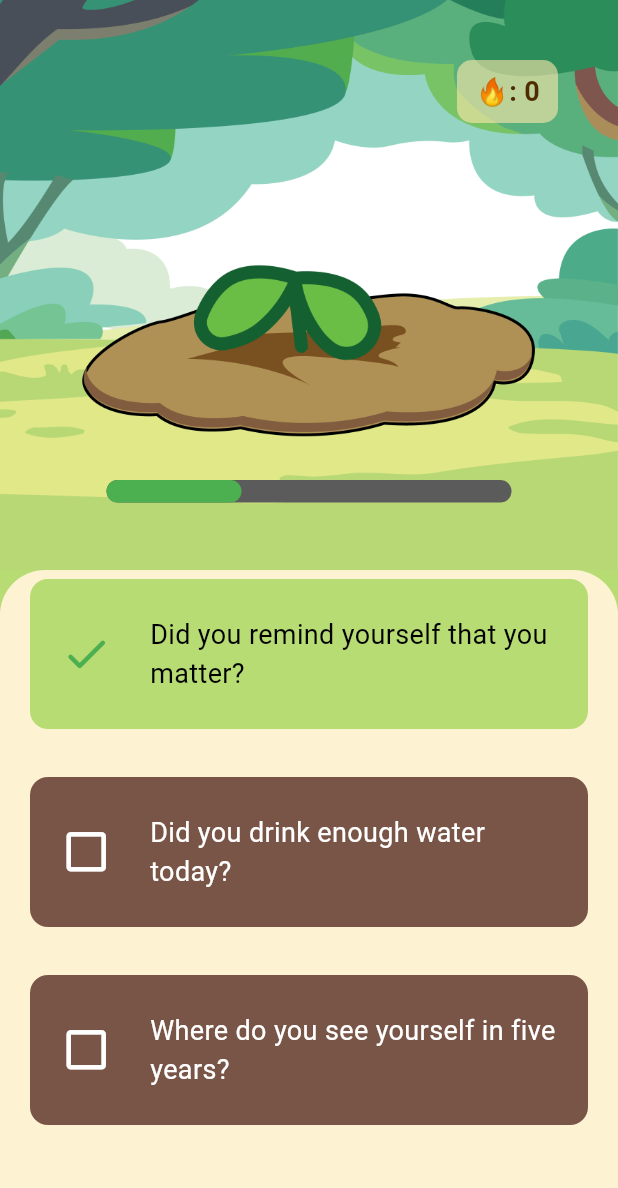
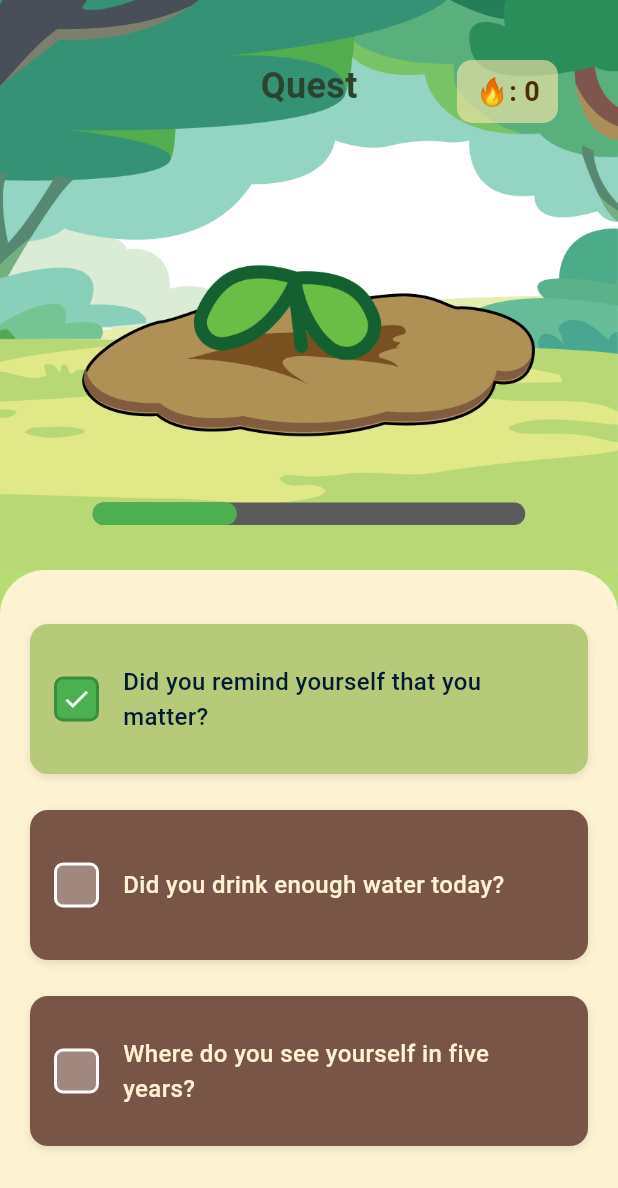
Before and after one commit to lipikakanlayarit/MobileApplication-Project-15, a Flutter app: the QuestPage screen opened directly, after a tap on "Did you remind yourself that you matter?", on a phone screen of 412 x 824 dp. Shown: the top 1188 px of the screen. Run offline on Flutter 3.47's test engine with Material 3 defaults, Android fonts, the phone set to English and light mode, and no system bars; our stand-ins replace easy_date_timeline, image_picker, shared_preferences, sqflite; accounts and stored records are empty; network calls fail.

Commit message:
quest ✅
save fire dai la jra

```diff
--- a/lib/pages/Quest_page.dart
+++ b/lib/pages/Quest_page.dart
@@ -1,193 +1,88 @@
 import 'package:flutter/material.dart';
+import 'package:shared_preferences/shared_preferences.dart';
 
-class QuestPage extends StatefulWidget {
-  const QuestPage({super.key});
+// Create a singleton instance of ChecklistManager
+class ChecklistManager {
+  // Singleton pattern
+  static final ChecklistManager _instance = ChecklistManager._internal();
 
-  @override
-  _QuestPageState createState() => _QuestPageState();
-}
-
-class _QuestPageState extends State<QuestPage> {
-  final ChecklistManager checklistManager = ChecklistManager();
-  double progress = 0.0;
-
-  @override
-  Widget build(BuildContext context) {
-    return Scaffold(
-      body: Container(
-        color: const Color.fromARGB(255, 184, 220, 116),
-        child: Column(
-          children: [
-            _buildTopSection(),
-            Expanded(child: _buildChecklistSection()),
-          ],
-        ),
-      ),
-    );
+  factory ChecklistManager() {
+    return _instance;
   }
 
-  Widget _buildTopSection() {
-    String backgroundImage = 'assets/images/QuestBackground-02-01.png';
-    if (checklistManager.stage == 3) {
-      backgroundImage = 'assets/images/QuestBackground-04-01.png';
-    } else if (checklistManager.stage == 2) {
-      backgroundImage = 'assets/images/QuestBackground-03-01.png';
-    }
-
-    return Stack(
-      children: [
-        Container(
-          width: double.infinity,
-          height: 380,
-          decoration: BoxDecoration(
-            image: DecorationImage(
-              image: AssetImage(backgroundImage),
-              fit: BoxFit.cover,
-            ),
-          ),
-        ),
-        Positioned(
-          top: 20,
-          right: 20,
-          child: Container(
-            margin: const EdgeInsets.fromLTRB(0, 20, 20, 0),
-            padding: const EdgeInsets.symmetric(horizontal: 12, vertical: 8),
-            decoration: BoxDecoration(
-              color: const Color.fromARGB(255, 255, 232, 172).withOpacity(0.6),
-              borderRadius: BorderRadius.circular(10),
-            ),
-            child: Text(
-              "🔥: ${checklistManager.loopCount}",
-              style: const TextStyle(
-                color: Color.fromARGB(255, 79, 43, 0),
-                fontSize: 18,
-                fontWeight: FontWeight.bold,
-              ),
-            ),
-          ),
-        ),
-        Align(
-          alignment: Alignment.bottomCenter,
-          child: Padding(
-            padding: const EdgeInsets.fromLTRB(20, 0, 20, 30),
-            child: _buildProgressBar(),
-          ),
-        ),
-      ],
-    );
+  ChecklistManager._internal() {
+    // Initialize with default values immediately
+    _resetChecklist();
   }
 
-  Widget _buildProgressBar() {
-    return Padding(
-      padding: const EdgeInsets.fromLTRB(20, 320, 20, 0),
-      child: Container(
-        width: 270,
-        height: 15,
-        decoration: BoxDecoration(
-          color: const Color.fromARGB(255, 91, 91, 91),
-          borderRadius: BorderRadius.circular(20),
-        ),
-        child: Stack(
-          children: [
-            AnimatedContainer(
-              duration: const Duration(milliseconds: 500),
-              curve: Curves.easeInOut,
-              width: 270 * progress,
-              height: 15,
-              decoration: BoxDecoration(
-                color: Colors.green,
-                borderRadius: BorderRadius.circular(20),
-              ),
-            ),
-          ],
-        ),
-      ),
-    );
-  }
-
-  Widget _buildChecklistSection() {
-    return Container(
-      width: double.infinity,
-      padding: const EdgeInsets.all(20),
-      decoration: const BoxDecoration(
-        color: Color.fromARGB(255, 253, 242, 210),
-        borderRadius: BorderRadius.only(
-          topLeft: Radius.circular(30),
-          topRight: Radius.circular(30),
-        ),
-      ),
-      child: ListView(
-        children: checklistManager.checklist.keys.map((title) {
-          return Transform.translate(
-            offset: const Offset(0, -30),
-            child: Padding(
-              padding: const EdgeInsets.symmetric(vertical: 8.0),
-              child: CheckboxTile(
-                title: title,
-                isChecked: checklistManager.checklist[title]!,
-
-                // Update progress when tapped
-                onTap: () {
-                  setState(() {
-                    checklistManager.toggleItem(title);
-                    progress = checklistManager.getProgress();
-
-                    // Check if all tasks are done (progress is 100%)
-                    if (progress == 1.0) {
-                      _showCongratulationsDialog(); // Show dialog when progress is 100%
-                    }
-                  });
-                },
-              ),
-            ),
-          );
-        }).toList(),
-      ),
-    );
-  }
-
-  // Show congratulatory dialog when progress is 100%
-  void _showCongratulationsDialog() {
-    showDialog(
-      context: context,
-      builder: (BuildContext context) {
-        return AlertDialog(
-          title: const Text('Congratulations!'),
-          content: const Text('You have completed this stage!'),
-          actions: [
-            TextButton(
-              onPressed: () {
-                setState(() {
-                  // Reset progress and move to next stage
-                  progress = 0.0;
-                  checklistManager.nextStage();
-                });
-                Navigator.of(context).pop(); // Close the dialog
-              },
-              child: const Text('Thank!'),
-            ),
-          ],
-        );
-      },
-    );
-  }
-}
-
-class ChecklistManager {
   int stage = 1;
   int loopCount = 0;
   Map<String, bool> checklist = {};
+  bool isInitialized = false;
 
-  ChecklistManager() {
-    _resetChecklist();
+  Future<void> initialize() async {
+    if (!isInitialized) {
+      await loadData();
+      isInitialized = true;
+    }
+  }
+
+  Future<void> loadData() async {
+    try {
+      final prefs = await SharedPreferences.getInstance();
+
+      // Load stage and loopCount with default values if not found
+      stage = prefs.getInt('quest_stage') ?? 1;
+      loopCount = prefs.getInt('quest_loop_count') ?? 0;
+
+      // Reset checklist based on loaded stage
+      _resetChecklist();
+
+      // Load individual checklist items
+      for (String key in checklist.keys) {
+        bool? savedValue = prefs.getBool('quest_item_$key');
+        checklist[key] = savedValue ?? false;
+      }
+
+      // Debug prints
+      print('Loaded checklist items: ${checklist.length}');
+      checklist.forEach((key, value) {
+        print('Item: $key = $value');
+      });
+
+    } catch (e) {
+      print('Error loading data: $e');
+      // Continue with default values
+    }
+  }
+
+  Future<void> saveData() async {
+    try {
+      final prefs = await SharedPreferences.getInstance();
+
+      // Save stage and loopCount
+      await prefs.setInt('quest_stage', stage);
+      await prefs.setInt('quest_loop_count', loopCount);
+
+      // Save all checklist items
+      for (String key in checklist.keys) {
+        await prefs.setBool('quest_item_$key', checklist[key]!);
+      }
+    } catch (e) {
+      print('Error saving data: $e');
+    }
   }
 
   void toggleItem(String title) {
-    checklist[title] = !checklist[title]!;
+    if (checklist.containsKey(title)) {
+      checklist[title] = !checklist[title]!;
+    }
   }
 
   double getProgress() {
-    return checklist.values.where((val) => val).length / checklist.length;
+    if (checklist.isEmpty) return 0.0;
+    int completed = checklist.values.where((val) => val).length;
+    return completed / checklist.length;
   }
 
   void nextStage() {
@@ -223,6 +118,295 @@ class ChecklistManager {
   }
 }
 
+class QuestPage extends StatefulWidget {
+  const QuestPage({super.key});
+
+  @override
+  _QuestPageState createState() => _QuestPageState();
+}
+
+class _QuestPageState extends State<QuestPage> with WidgetsBindingObserver {
+  final ChecklistManager checklistManager = ChecklistManager();
+  double progress = 0.0;
+  bool isLoading = true;
+
+  @override
+  void initState() {
+    super.initState();
+    WidgetsBinding.instance.addObserver(this);
+    _initializeData();
+  }
+
+  @override
+  void dispose() {
+    WidgetsBinding.instance.removeObserver(this);
+    super.dispose();
+  }
+
+  @override
+  void didChangeAppLifecycleState(AppLifecycleState state) {
+    if (state == AppLifecycleState.paused ||
+        state == AppLifecycleState.inactive ||
+        state == AppLifecycleState.detached) {
+      checklistManager.saveData();
+    } else if (state == AppLifecycleState.resumed) {
+      _refreshData();
+    }
+  }
+
+  @override
+  void didChangeDependencies() {
+    super.didChangeDependencies();
+    if (!isLoading) {
+      _refreshData();
+    }
+  }
+
+  Future<void> _refreshData() async {
+    await checklistManager.loadData();
+
+    if (mounted) {
+      setState(() {
+        progress = checklistManager.getProgress();
+      });
+    }
+  }
+
+  Future<void> _initializeData() async {
+    try {
+      await checklistManager.initialize();
+
+      if (mounted) {
+        setState(() {
+          progress = checklistManager.getProgress();
+          isLoading = false;
+        });
+      }
+
+      // Debug print to check checklist items
+      print('After initialization, checklist has ${checklistManager.checklist.length} items');
+
+    } catch (e) {
+      print('Error initializing data: $e');
+      if (mounted) {
+        setState(() {
+          isLoading = false;
+        });
+      }
+    }
+  }
+
+  @override
+  Widget build(BuildContext context) {
+    if (isLoading) {
+      return const Scaffold(
+        body: Center(child: CircularProgressIndicator()),
+      );
+    }
+
+    // Get screen size to ensure proper layout
+    final screenSize = MediaQuery.of(context).size;
+
+    return Scaffold(
+      body: Container(
+        color: const Color.fromARGB(255, 184, 220, 116),
+        height: screenSize.height,
+        width: screenSize.width,
+        child: Column(
+          children: [
+            SizedBox(
+              height: 380, // Fixed height for top section
+              child: _buildTopSection(screenSize),
+            ),
+            Expanded(
+              child: _buildChecklistSection(),
+            ),
+          ],
+        ),
+      ),
+    );
+  }
+
+  Widget _buildTopSection(Size screenSize) {
+    String backgroundImage = 'assets/images/QuestBackground-02-01.png';
+    if (checklistManager.stage == 3) {
+      backgroundImage = 'assets/images/QuestBackground-04-01.png';
+    } else if (checklistManager.stage == 2) {
+      backgroundImage = 'assets/images/QuestBackground-03-01.png';
+    }
+
+    return Stack(
+      clipBehavior: Clip.none, //Prevent overflow
+      children: [
+        Container(
+          width: screenSize.width,
+          height: 380,
+          decoration: BoxDecoration(
+            image: DecorationImage(
+              image: AssetImage(backgroundImage),
+              fit: BoxFit.cover,
+            ),
+          ),
+        ),
+        Positioned(
+        top: 40,
+        left: 0,
+        right: 0,
+        child: Center(
+          child: Text(
+            "Quest",
+            style: TextStyle(
+              fontSize: 24,
+              fontWeight: FontWeight.w700,
+              color: const Color(0xFF2A442F),
+            ),
+          ),
+        ),
+      ),
+        Positioned(
+          top: 20,
+          right: 20,
+          child: Container(
+            margin: const EdgeInsets.fromLTRB(0, 20, 20, 0),
+            padding: const EdgeInsets.symmetric(horizontal: 12, vertical: 8),
+            decoration: BoxDecoration(
+              color: const Color.fromARGB(255, 255, 232, 172).withOpacity(0.6),
+              borderRadius: BorderRadius.circular(10),
+            ),
+            child: Text(
+              "🔥: ${checklistManager.loopCount}",
+              style: const TextStyle(
+                color: Color.fromARGB(255, 79, 43, 0),
+                fontSize: 18,
+                fontWeight: FontWeight.bold,
+              ),
+            ),
+          ),
+        ),
+        Positioned(
+          bottom: 30,
+          left: 0,
+          right: 0,
+          child: _buildProgressBar(screenSize.width),
+        ),
+      ],
+    );
+  }
+
+  Widget _buildProgressBar(double screenWidth) {
+    // Calculate progress bar width based on screen width
+    final progressBarWidth = screenWidth * 0.7; // 70% of screen width
+
+    return Center(
+      child: Container(
+        width: progressBarWidth,
+        height: 15,
+        decoration: BoxDecoration(
+          color: const Color(0xFF5B5B5B),
+          borderRadius: BorderRadius.circular(20),
+        ),
+        child: Stack(
+          children: [
+            // Ensure progress is a valid number between 0 and 1
+            if (progress.isFinite && progress >= 0 && progress <= 1)
+              AnimatedContainer(
+                duration: const Duration(milliseconds: 500),
+                curve: Curves.easeInOut,
+                width: progressBarWidth * progress,
+                height: 15,
+                decoration: BoxDecoration(
+                  color: Colors.green,
+                  borderRadius: BorderRadius.circular(20),
+                ),
+              ),
+          ],
+        ),
+      ),
+    );
+  }
+
+  Widget _buildChecklistSection() {
+    // Debug print to verify checklist content
+    print('Building checklist with ${checklistManager.checklist.length} items');
+    checklistManager.checklist.forEach((key, value) {
+      print('  $key: $value');
+    });
+
+    return Container(
+      width: double.infinity,
+      padding: const EdgeInsets.fromLTRB(20, 30, 20, 20),
+      decoration: const BoxDecoration(
+        color: Color.fromARGB(255, 253, 242, 210),
+        borderRadius: BorderRadius.only(
+          topLeft: Radius.circular(30),
+          topRight: Radius.circular(30),
+        ),
+      ),
+      child: Column(
+        children: [
+          Expanded(
+            child: checklistManager.checklist.isEmpty
+                ? const Center(child: Text("No quests available"))
+                : ListView.builder(
+                    itemCount: checklistManager.checklist.length,
+                    itemBuilder: (context, index) {
+                      String title = checklistManager.checklist.keys.elementAt(index);
+                      bool isChecked = checklistManager.checklist[title]!;
+
+                      return Padding(
+                        padding: const EdgeInsets.only(bottom: 12.0),
+                        child: CheckboxTile(
+                          title: title,
+                          isChecked: isChecked,
+                          onTap: () async {
+                            setState(() {
+                              checklistManager.toggleItem(title);
+                              progress = checklistManager.getProgress();
+                            });
+
+                            await checklistManager.saveData();
+
+                            if (progress == 1.0) {
+                              _showCongratulationsDialog();
+                            }
+                          },
+                        ),
+                      );
+                    },
+                  ),
+          ),
+        ],
+      ),
+    );
+  }
+
+  void _showCongratulationsDialog() {
+    showDialog(
+      context: context,
+      builder: (BuildContext context) {
+        return AlertDialog(
+          title: const Text('Congratulations!'),
+          content: const Text('You have completed this stage!'),
+          actions: [
+            TextButton(
+              onPressed: () async {
+                setState(() {
+                  progress = 0.0;
+                  checklistManager.nextStage();
+                });
+
+                await checklistManager.saveData();
+                Navigator.of(context).pop();
+              },
+              child: const Text('Thank!'),
+            ),
+          ],
+        );
+      },
+    );
+  }
+}
+
 class CheckboxTile extends StatelessWidget {
   final String title;
   final bool isChecked;
@@ -240,21 +424,35 @@ class CheckboxTile extends StatelessWidget {
     return GestureDetector(
       onTap: onTap,
       child: Container(
-        margin: const EdgeInsets.symmetric(vertical: 8),
-        padding: const EdgeInsets.symmetric(horizontal: 20, vertical: 24),
+        height: 100,
+        margin: const EdgeInsets.symmetric(vertical: 6),
+        padding: const EdgeInsets.symmetric(horizontal: 16, vertical: 16),
         decoration: BoxDecoration(
-          color: isChecked ?   Color.fromARGB(255, 184, 220, 116) : Colors.brown,
+          color: isChecked ?  const Color(0xFFB7CA79) : Colors.brown,
           borderRadius: BorderRadius.circular(12),
+          // Add shadow for better visibility
+          boxShadow: [
+            BoxShadow(
+              color: Colors.black.withOpacity(0.1),
+              blurRadius: 4,
+              offset: const Offset(0, 2),
+            ),
+          ],
         ),
         child: Row(
           children: [
             _buildCheckbox(),
-            const SizedBox(width: 25),
-            Expanded(child: Text(
-              title,
-              style: TextStyle(
-                color: isChecked ? Colors.black : Colors.white,
-                fontSize: 18,))),
+            const SizedBox(width: 16),
+            Expanded(
+              child: Text(
+                title,
+                style: TextStyle(
+                  color: isChecked ? const Color(0xFF001A33) : const Color(0xFFFDF2D2),
+                  fontSize: 16,
+                  fontWeight: FontWeight.w500,
+                ),
+              ),
+            ),
           ],
         ),
       ),
@@ -262,11 +460,24 @@ class CheckboxTile extends StatelessWidget {
   }
 
   Widget _buildCheckbox() {
-  return Icon(
-    isChecked ? Icons.check_rounded : Icons.check_box_outline_blank,
-    color: isChecked ? Colors.green : const Color.fromARGB(255, 255, 255, 255),
-    size: 35,
+    return Container(
+      width: 30,
+      height: 30,
+      decoration: BoxDecoration(
+        color: isChecked ? const Color.from(alpha: 1, red: 0.298, green: 0.686, blue: 0.314) : Colors.white.withOpacity(0.3),
+        borderRadius: BorderRadius.circular(6),
+        border: Border.all(
+          color: isChecked ? Colors.green.shade700 : Colors.white,
+          width: 2,
+        ),
+      ),
+      child: isChecked
+          ? const Icon(
+              Icons.check,
+              color: Colors.white,
+              size: 20,
+            )
+          : null,
     );
   }
-
 }
--- a/pubspec.yaml
+++ b/pubspec.yaml
@@ -14,6 +14,7 @@ dependencies:
   sqflite: ^2.4.2
   path: ^1.9.1
   image_picker: ^1.0.4
+  shared_preferences: ^2.2.0
 
 dev_dependencies:
   flutter_test:
```
Also changed, not shown: pubspec.lock, 1 other file.
